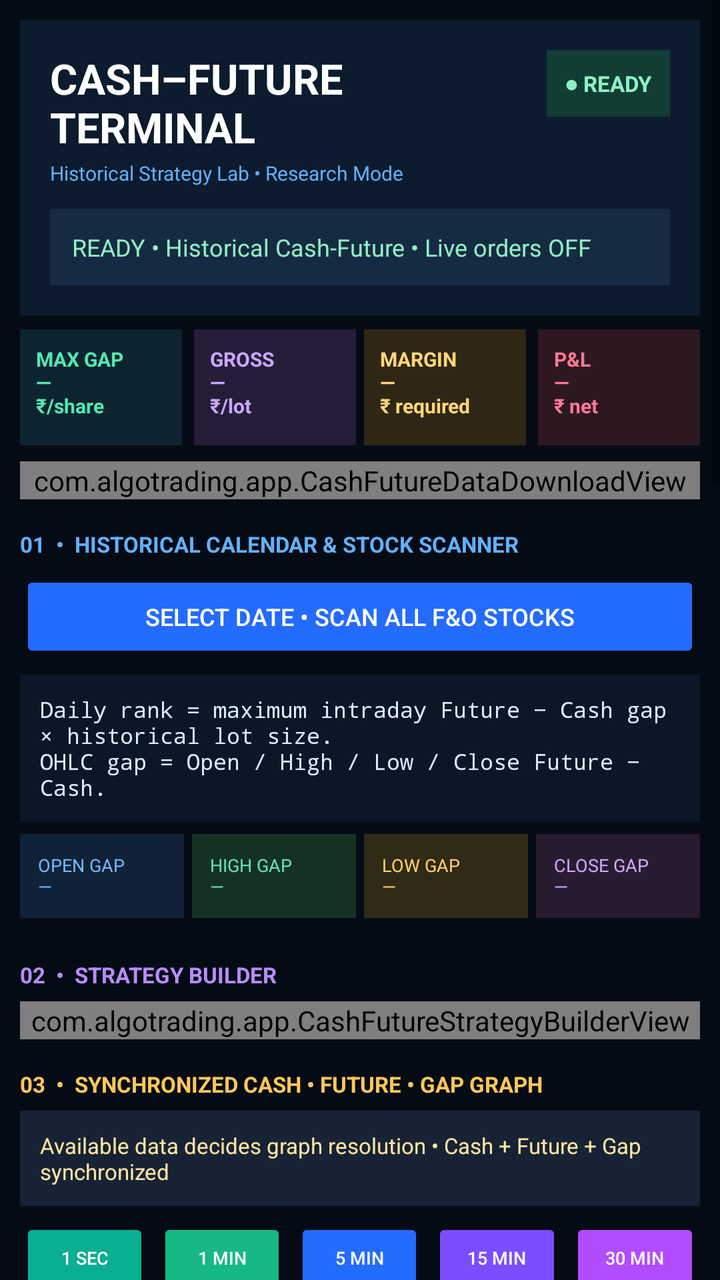
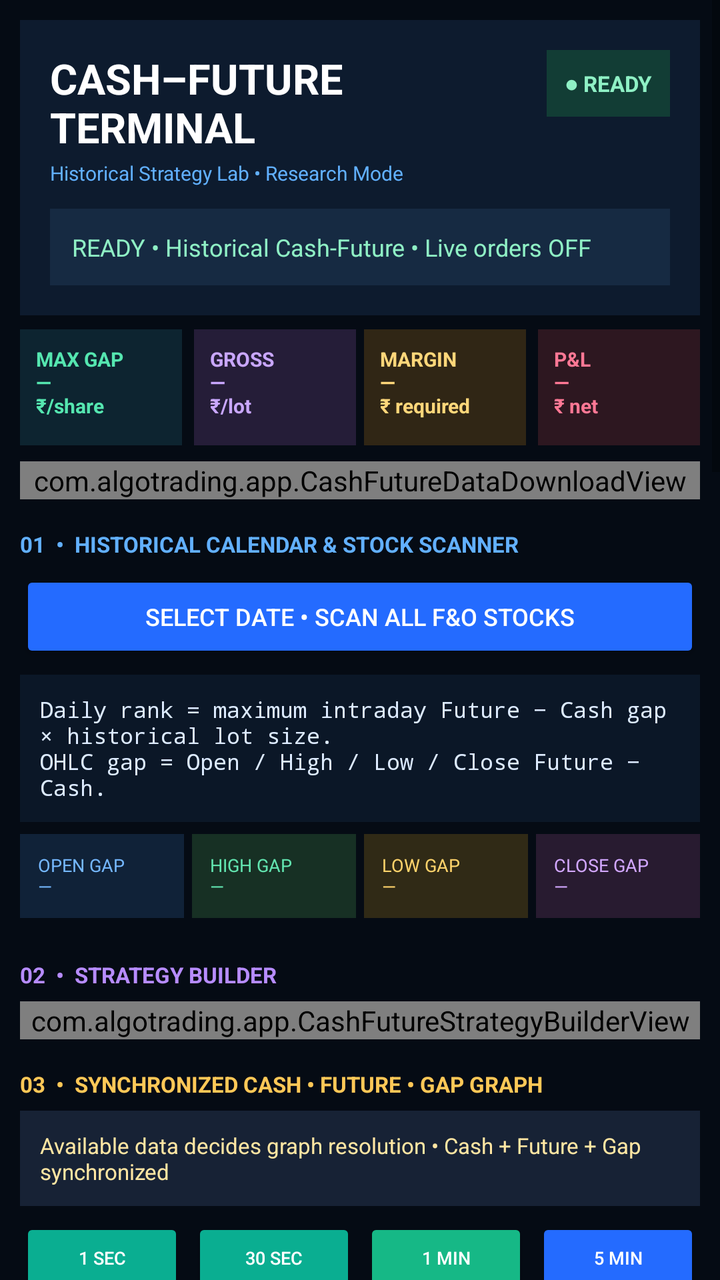

Compare the two renders of this Android layout. The source of the first and the diff that turns it into the second are given below.
<!-- AndroidManifest.xml: application theme Theme.AppCompat.DayNight.DarkActionBar -->
<!-- res/layout/activity_full_fno_backtest.xml -->
<?xml version="1.0" encoding="utf-8"?>
<ScrollView xmlns:android="http://schemas.android.com/apk/res/android"
    android:layout_width="match_parent"
    android:layout_height="match_parent"
    android:fillViewport="true"
    android:background="#050B14">
    <LinearLayout android:layout_width="match_parent" android:layout_height="wrap_content" android:orientation="vertical" android:padding="10dp">
        <LinearLayout android:layout_width="match_parent" android:layout_height="wrap_content" android:orientation="vertical" android:padding="15dp" android:background="#0D1B2E">
            <LinearLayout android:layout_width="match_parent" android:layout_height="wrap_content" android:orientation="horizontal">
                <LinearLayout android:layout_width="0dp" android:layout_height="wrap_content" android:layout_weight="1" android:orientation="vertical">
                    <TextView android:layout_width="wrap_content" android:layout_height="wrap_content" android:text="CASH–FUTURE TERMINAL" android:textColor="#FFFFFF" android:textSize="21sp" android:textStyle="bold" />
                    <TextView android:layout_width="wrap_content" android:layout_height="wrap_content" android:layout_marginTop="2dp" android:text="Historical Strategy Lab • Research Mode" android:textColor="#61B0FF" android:textSize="10sp" />
                </LinearLayout>
                <TextView android:layout_width="wrap_content" android:layout_height="wrap_content" android:background="#123D35" android:padding="9dp" android:text="● READY" android:textColor="#8FF0C5" android:textSize="11sp" android:textStyle="bold" />
            </LinearLayout>
            <TextView android:id="@+id/tvFullFnoStatus" android:layout_width="match_parent" android:layout_height="wrap_content" android:layout_marginTop="11dp" android:background="#162A42" android:padding="11dp" android:text="READY • Historical Cash-Future • Live orders OFF" android:textColor="#8FF0C5" android:textSize="12sp" />
        </LinearLayout>
        <LinearLayout android:layout_width="match_parent" android:layout_height="wrap_content" android:layout_marginTop="7dp" android:orientation="horizontal">
            <TextView android:layout_width="0dp" android:layout_height="58dp" android:layout_weight="1" android:layout_marginEnd="4dp" android:background="#0D2430" android:padding="8dp" android:text="MAX GAP\n—\n₹/share" android:textColor="#55E6B0" android:textSize="10sp" android:textStyle="bold" />
            <TextView android:layout_width="0dp" android:layout_height="58dp" android:layout_weight="1" android:layout_marginStart="2dp" android:layout_marginEnd="2dp" android:background="#251D38" android:padding="8dp" android:text="GROSS\n—\n₹/lot" android:textColor="#C9A7FF" android:textSize="10sp" android:textStyle="bold" />
            <TextView android:layout_width="0dp" android:layout_height="58dp" android:layout_weight="1" android:layout_marginStart="2dp" android:layout_marginEnd="2dp" android:background="#302615" android:padding="8dp" android:text="MARGIN\n—\n₹ required" android:textColor="#FFD77A" android:textSize="10sp" android:textStyle="bold" />
            <TextView android:layout_width="0dp" android:layout_height="58dp" android:layout_weight="1" android:layout_marginStart="4dp" android:background="#2D1720" android:padding="8dp" android:text="P&amp;L\n—\n₹ net" android:textColor="#FF7895" android:textSize="10sp" android:textStyle="bold" />
        </LinearLayout>
        <ProgressBar android:id="@+id/progressFullFno" android:layout_width="match_parent" android:layout_height="4dp" android:layout_marginTop="5dp" android:indeterminate="true" android:visibility="gone" />
        <com.algotrading.app.CashFutureDataDownloadView android:layout_width="match_parent" android:layout_height="wrap_content" android:layout_marginTop="8dp" />
        <TextView android:layout_width="wrap_content" android:layout_height="wrap_content" android:layout_marginTop="15dp" android:text="01  •  HISTORICAL CALENDAR &amp; STOCK SCANNER" android:textColor="#62B0FF" android:textSize="11sp" android:textStyle="bold" />
        <Button android:id="@+id/btnGapCalendar" android:layout_width="match_parent" android:layout_height="46dp" android:layout_marginTop="6dp" android:text="SELECT DATE • SCAN ALL F&amp;O STOCKS" android:textSize="12sp" android:textColor="#FFFFFF" android:backgroundTint="#246BFF" />
        <TextView android:id="@+id/tvGapCalendar" android:layout_width="match_parent" android:layout_height="wrap_content" android:layout_marginTop="6dp" android:background="#0B1727" android:padding="10dp" android:text="Daily rank = maximum intraday Future − Cash gap × historical lot size.&#10;OHLC gap = Open / High / Low / Close Future − Cash." android:textColor="#DDEBFF" android:textSize="11sp" android:fontFamily="monospace" />
        <LinearLayout android:layout_width="match_parent" android:layout_height="wrap_content" android:layout_marginTop="6dp" android:orientation="horizontal">
            <TextView android:layout_width="0dp" android:layout_height="42dp" android:layout_weight="1" android:background="#102238" android:gravity="center_vertical" android:padding="9dp" android:text="OPEN GAP\n—" android:textColor="#75B8FF" android:textSize="9sp" />
            <TextView android:layout_width="0dp" android:layout_height="42dp" android:layout_weight="1" android:layout_marginStart="4dp" android:background="#173024" android:gravity="center_vertical" android:padding="9dp" android:text="HIGH GAP\n—" android:textColor="#62E5B0" android:textSize="9sp" />
            <TextView android:layout_width="0dp" android:layout_height="42dp" android:layout_weight="1" android:layout_marginStart="4dp" android:background="#302A16" android:gravity="center_vertical" android:padding="9dp" android:text="LOW GAP\n—" android:textColor="#FFD36B" android:textSize="9sp" />
            <TextView android:layout_width="0dp" android:layout_height="42dp" android:layout_weight="1" android:layout_marginStart="4dp" android:background="#281B30" android:gravity="center_vertical" android:padding="9dp" android:text="CLOSE GAP\n—" android:textColor="#D2A7FF" android:textSize="9sp" />
        </LinearLayout>
        <LinearLayout android:id="@+id/llGapCalendarRows" android:layout_width="match_parent" android:layout_height="wrap_content" android:layout_marginTop="6dp" android:orientation="vertical" />
        <TextView android:layout_width="wrap_content" android:layout_height="wrap_content" android:layout_marginTop="15dp" android:text="02  •  STRATEGY BUILDER" android:textColor="#B78CFF" android:textSize="11sp" android:textStyle="bold" />
        <com.algotrading.app.CashFutureStrategyBuilderView android:id="@+id/cashFutureStrategyBuilder" android:layout_width="match_parent" android:layout_height="wrap_content" android:layout_marginTop="6dp" />
        <TextView android:layout_width="wrap_content" android:layout_height="wrap_content" android:layout_marginTop="15dp" android:text="03  •  SYNCHRONIZED CASH • FUTURE • GAP GRAPH" android:textColor="#FFC857" android:textSize="11sp" android:textStyle="bold" />
        <TextView android:id="@+id/tvIntradayReplayStatus" android:layout_width="match_parent" android:layout_height="wrap_content" android:layout_marginTop="6dp" android:background="#172235" android:padding="10dp" android:text="Available data decides graph resolution • Cash + Future + Gap synchronized" android:textColor="#FFE6A3" android:textSize="11sp" />
        <LinearLayout android:layout_width="match_parent" android:layout_height="wrap_content" android:layout_marginTop="6dp" android:orientation="horizontal">
            <Button android:id="@+id/btnReplay1s" android:layout_width="0dp" android:layout_height="40dp" android:layout_weight="1" android:text="1 SEC" android:textSize="9sp" android:textColor="#FFFFFF" android:backgroundTint="#0AAE91" />
            <Button android:id="@+id/btnReplay1m" android:layout_width="0dp" android:layout_height="40dp" android:layout_marginStart="4dp" android:layout_weight="1" android:text="1 MIN" android:textSize="9sp" android:textColor="#FFFFFF" android:backgroundTint="#16B886" />
            <Button android:id="@+id/btnReplay5m" android:layout_width="0dp" android:layout_height="40dp" android:layout_marginStart="4dp" android:layout_weight="1" android:text="5 MIN" android:textSize="9sp" android:textColor="#FFFFFF" android:backgroundTint="#246BFF" />
            <Button android:id="@+id/btnReplay15m" android:layout_width="0dp" android:layout_height="40dp" android:layout_marginStart="4dp" android:layout_weight="1" android:text="15 MIN" android:textSize="9sp" android:textColor="#FFFFFF" android:backgroundTint="#7B4DFF" />
            <Button android:id="@+id/btnReplay30m" android:layout_width="0dp" android:layout_height="40dp" android:layout_marginStart="4dp" android:layout_weight="1" android:text="30 MIN" android:textSize="9sp" android:textColor="#FFFFFF" android:backgroundTint="#B24CFF" />
        </LinearLayout>
        <TextView android:layout_width="match_parent" android:layout_height="32dp" android:layout_marginTop="5dp" android:background="#091522" android:gravity="center_vertical" android:paddingStart="10dp" android:text="● CASH PRICE    ● FUTURE PRICE    ● GAP (FUTURE − CASH)    |    CROSSHAIR / ENTRY / EXIT" android:textColor="#9CB4CF" android:textSize="9sp" />
        <com.algotrading.app.IntradayReplayView android:id="@+id/intradayReplayView" android:layout_width="match_parent" android:layout_height="320dp" android:layout_marginTop="2dp" android:background="#060E1A" />
        <LinearLayout android:layout_width="match_parent" android:layout_height="wrap_content" android:layout_marginTop="6dp" android:orientation="horizontal">
            <Button android:id="@+id/btnIntradayReplayPlay" android:layout_width="0dp" android:layout_height="44dp" android:layout_weight="1" android:text="PLAY" android:textSize="12sp" android:textColor="#FFFFFF" android:backgroundTint="#16B886" />
            <Button android:id="@+id/btnIntradayReplayReset" android:layout_width="0dp" android:layout_height="44dp" android:layout_marginStart="7dp" android:layout_weight="1" android:text="RESET" android:textSize="12sp" android:textColor="#FFFFFF" android:backgroundTint="#465A73" />
        </LinearLayout>
        <LinearLayout android:layout_width="match_parent" android:layout_height="wrap_content" android:layout_marginTop="7dp" android:padding="11dp" android:background="#101D2F" android:orientation="vertical">
            <TextView android:layout_width="wrap_content" android:layout_height="wrap_content" android:text="TRADE SNAPSHOT • HISTORICAL CONTRACT" android:textColor="#5CE1E6" android:textSize="10sp" android:textStyle="bold" />
            <TextView android:layout_width="match_parent" android:layout_height="wrap_content" android:layout_marginTop="6dp" android:text="Lot Size     —        Qty     —        Margin/Lot     —&#10;Required Margin     —        Capital Used     —        Charges + Slippage     —&#10;Gross Opportunity     —        Estimated Net     —" android:textColor="#DDEBFF" android:textSize="10sp" android:fontFamily="monospace" />
        </LinearLayout>
        <TextView android:layout_width="wrap_content" android:layout_height="wrap_content" android:layout_marginTop="15dp" android:text="04  •  HISTORICAL EXECUTION" android:textColor="#5CE1E6" android:textSize="11sp" android:textStyle="bold" />
        <Button android:id="@+id/btnFullFnoStart" android:layout_width="match_parent" android:layout_height="46dp" android:layout_marginTop="6dp" android:text="RUN HISTORICAL CASH–FUTURE STRATEGY" android:textSize="12sp" android:textColor="#FFFFFF" android:backgroundTint="#7B4DFF" />
        <Button android:id="@+id/btnFullFnoCancel" android:layout_width="match_parent" android:layout_height="46dp" android:layout_marginTop="8dp" android:text="STOP / CANCEL" android:textSize="12sp" android:textColor="#FFFFFF" android:backgroundTint="#D6455D" android:enabled="false" />
        <LinearLayout android:layout_width="match_parent" android:layout_height="wrap_content" android:layout_marginTop="8dp" android:orientation="horizontal">
            <Button android:id="@+id/btnFullFnoLoadMore" android:layout_width="0dp" android:layout_height="44dp" android:layout_weight="1" android:text="LOAD NEXT 50" android:textSize="11sp" android:backgroundTint="#246BFF" android:textColor="#FFFFFF" android:enabled="false" />
            <Button android:id="@+id/btnFullFnoPurge" android:layout_width="0dp" android:layout_height="44dp" android:layout_marginStart="8dp" android:layout_weight="1" android:text="PURGE RESULTS" android:textSize="11sp" android:backgroundTint="#465A73" android:textColor="#FFFFFF" android:enabled="false" />
        </LinearLayout>
        <TextView android:layout_width="wrap_content" android:layout_height="wrap_content" android:layout_marginTop="15dp" android:text="05  •  MONTH / DATE SEARCH" android:textColor="#FF78C8" android:textSize="11sp" android:textStyle="bold" />
        <LinearLayout android:layout_width="match_parent" android:layout_height="wrap_content" android:layout_marginTop="6dp" android:orientation="horizontal">
            <EditText android:id="@+id/etGapResultSearch" android:layout_width="0dp" android:layout_height="46dp" android:layout_weight="1" android:hint="YYYY-MM or YYYY-MM-DD" android:inputType="text" android:singleLine="true" android:textColor="#E8F1FF" android:textColorHint="#7890AD" android:textSize="12sp" android:backgroundTint="#4DA3FF" />
            <Button android:id="@+id/btnGapResultSearch" android:layout_width="92dp" android:layout_height="46dp" android:layout_marginStart="8dp" android:text="SEARCH" android:textSize="12sp" android:textColor="#FFFFFF" android:backgroundTint="#FF4FA3" />
        </LinearLayout>
        <TextView android:id="@+id/tvFullFnoResults" android:layout_width="match_parent" android:layout_height="wrap_content" android:layout_marginTop="6dp" android:background="#0B1727" android:padding="10dp" android:textColor="#DDEBFF" android:textSize="12sp" android:fontFamily="monospace" android:minHeight="240dp" />
    </LinearLayout>
</ScrollView>
<!-- resources referenced by this layout -->
<resources>

</resources>

<!-- the commit's change to res/layout/activity_full_fno_backtest.xml (unified diff, before → after) -->
@@ -39,10 +39,15 @@
         <TextView android:id="@+id/tvIntradayReplayStatus" android:layout_width="match_parent" android:layout_height="wrap_content" android:layout_marginTop="6dp" android:background="#172235" android:padding="10dp" android:text="Available data decides graph resolution • Cash + Future + Gap synchronized" android:textColor="#FFE6A3" android:textSize="11sp" />
         <LinearLayout android:layout_width="match_parent" android:layout_height="wrap_content" android:layout_marginTop="6dp" android:orientation="horizontal">
             <Button android:id="@+id/btnReplay1s" android:layout_width="0dp" android:layout_height="40dp" android:layout_weight="1" android:text="1 SEC" android:textSize="9sp" android:textColor="#FFFFFF" android:backgroundTint="#0AAE91" />
+            <Button android:id="@+id/btnReplay30s" android:layout_width="0dp" android:layout_height="40dp" android:layout_marginStart="4dp" android:layout_weight="1" android:text="30 SEC" android:textSize="9sp" android:textColor="#FFFFFF" android:backgroundTint="#0AAE91" />
             <Button android:id="@+id/btnReplay1m" android:layout_width="0dp" android:layout_height="40dp" android:layout_marginStart="4dp" android:layout_weight="1" android:text="1 MIN" android:textSize="9sp" android:textColor="#FFFFFF" android:backgroundTint="#16B886" />
             <Button android:id="@+id/btnReplay5m" android:layout_width="0dp" android:layout_height="40dp" android:layout_marginStart="4dp" android:layout_weight="1" android:text="5 MIN" android:textSize="9sp" android:textColor="#FFFFFF" android:backgroundTint="#246BFF" />
-            <Button android:id="@+id/btnReplay15m" android:layout_width="0dp" android:layout_height="40dp" android:layout_marginStart="4dp" android:layout_weight="1" android:text="15 MIN" android:textSize="9sp" android:textColor="#FFFFFF" android:backgroundTint="#7B4DFF" />
+        </LinearLayout>
+        <LinearLayout android:layout_width="match_parent" android:layout_height="wrap_content" android:layout_marginTop="4dp" android:orientation="horizontal">
+            <Button android:id="@+id/btnReplay15m" android:layout_width="0dp" android:layout_height="40dp" android:layout_weight="1" android:text="15 MIN" android:textSize="9sp" android:textColor="#FFFFFF" android:backgroundTint="#7B4DFF" />
             <Button android:id="@+id/btnReplay30m" android:layout_width="0dp" android:layout_height="40dp" android:layout_marginStart="4dp" android:layout_weight="1" android:text="30 MIN" android:textSize="9sp" android:textColor="#FFFFFF" android:backgroundTint="#B24CFF" />
+            <Button android:id="@+id/btnReplay1h" android:layout_width="0dp" android:layout_height="40dp" android:layout_marginStart="4dp" android:layout_weight="1" android:text="1 HOUR" android:textSize="9sp" android:textColor="#FFFFFF" android:backgroundTint="#9A4DFF" />
+            <Space android:layout_width="0dp" android:layout_height="40dp" android:layout_weight="1" />
         </LinearLayout>
         <TextView android:layout_width="match_parent" android:layout_height="32dp" android:layout_marginTop="5dp" android:background="#091522" android:gravity="center_vertical" android:paddingStart="10dp" android:text="● CASH PRICE    ● FUTURE PRICE    ● GAP (FUTURE − CASH)    |    CROSSHAIR / ENTRY / EXIT" android:textColor="#9CB4CF" android:textSize="9sp" />
         <com.algotrading.app.IntradayReplayView android:id="@+id/intradayReplayView" android:layout_width="match_parent" android:layout_height="320dp" android:layout_marginTop="2dp" android:background="#060E1A" />
